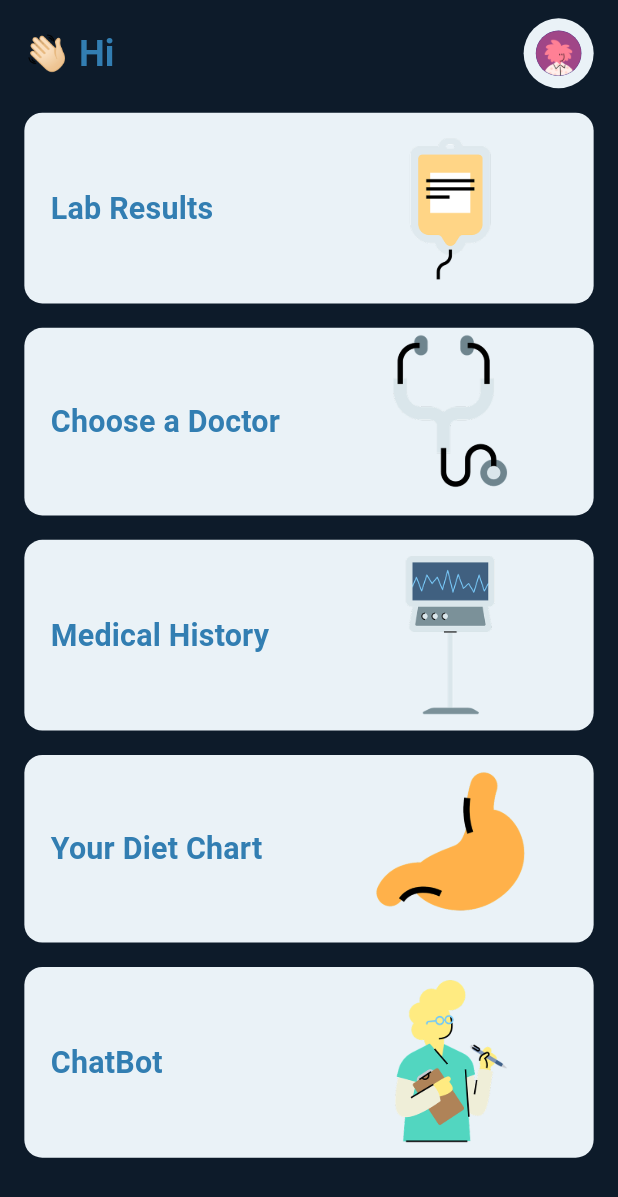
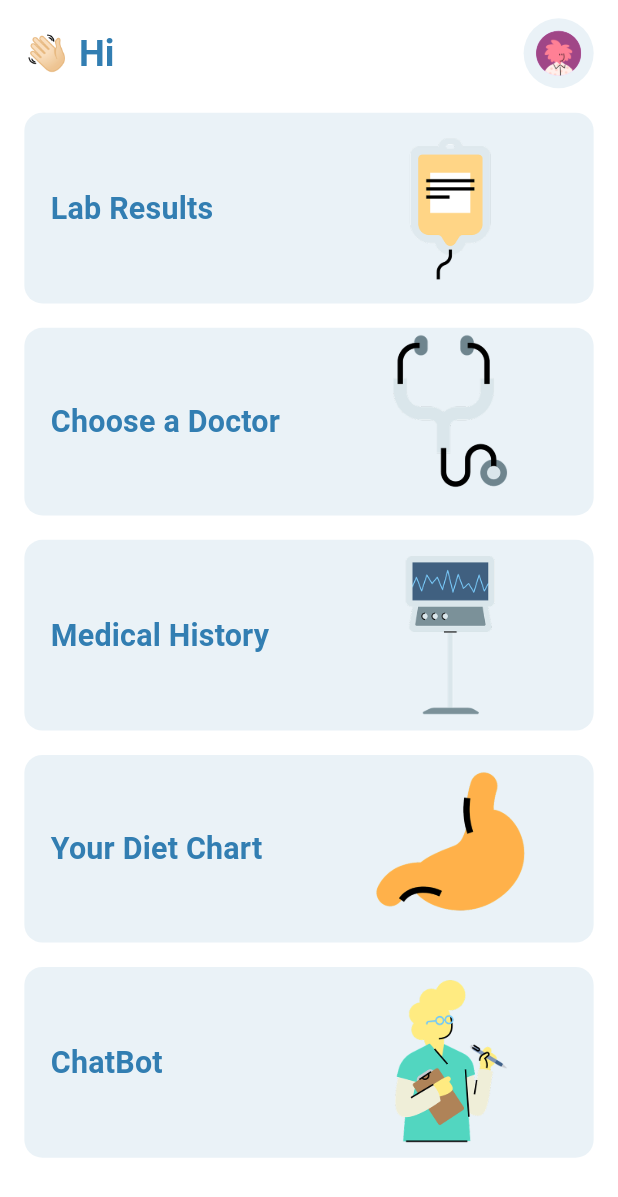
Before and after one commit to Osama-El-Dawli/Healora-app, a Flutter app: the HomeScreen screen opened directly with empty values, on a phone screen of 412 x 824 dp. Shown: the top 1197 px of the screen. Run offline on Flutter 3.47's test engine with Material 3 defaults, Android fonts, the phone set to English and light mode, and no system bars; our stand-ins replace bloc, cloud_firestore, dio, dots_indicator, easy_localization, firebase_auth and 10 more; accounts and stored records are empty.

Commit message:
feat: Update theme configurations and improve profile avatar implementation

```diff
--- a/lib/core/theme/app_theme.dart
+++ b/lib/core/theme/app_theme.dart
@@ -184,7 +184,9 @@ class AppTheme {
     ),
 
     switchTheme: SwitchThemeData(
-      trackColor: WidgetStateProperty.all(AppColors.darkHint.withOpacity(0.4)),
+      trackColor: WidgetStateProperty.all(
+        AppColors.darkHint.withValues(alpha: 0.4),
+      ),
       thumbColor: WidgetStateProperty.all(AppColors.primary),
       trackOutlineColor: WidgetStateProperty.all(AppColors.primary),
     ),
@@ -202,7 +204,7 @@ class AppTheme {
 
     textSelectionTheme: TextSelectionThemeData(
       cursorColor: AppColors.primary,
-      selectionColor: AppColors.primary.withOpacity(0.3),
+      selectionColor: AppColors.primary.withValues(alpha: 0.3),
       selectionHandleColor: AppColors.primary,
     ),
 
--- a/lib/features/home/presentation/widgets/home_screen_body.dart
+++ b/lib/features/home/presentation/widgets/home_screen_body.dart
@@ -3,6 +3,8 @@ import 'package:flutter/material.dart';
 import 'package:flutter_screenutil/flutter_screenutil.dart';
 import 'package:healora/core/routes/routes.dart';
 import 'package:healora/core/theme/app_colors.dart';
+import 'package:healora/core/utils/app_assets.dart';
+import 'package:healora/core/widgets/custom_profile_avatar.dart';
 import 'package:healora/features/auth/register/data/models/user_model.dart';
 import 'package:healora/features/home/presentation/widgets/home_screen_list_view.dart';
 
@@ -29,19 +31,13 @@ class HomeScreenBody extends StatelessWidget {
                   ),
                 ),
                 InkWell(
+                  borderRadius: BorderRadius.circular(23.r),
                   onTap: () => Navigator.pushNamed(
                     context,
                     AppRoutes.settingsScreen,
                     arguments: user,
                   ),
-                  child: CircleAvatar(
-                    radius: 23.r,
-                    backgroundColor: AppColors.lightGray,
-                    child: CircleAvatar(
-                      radius: 15.r,
-                      backgroundImage: AssetImage('assets/images/avatar.png'),
-                    ),
-                  ),
+                  child: CustomProfileAvatar(imageUrl: Assets.imagesAvatar),
                 ),
               ],
             ),
--- a/lib/main.dart
+++ b/lib/main.dart
@@ -64,7 +64,7 @@ class Healora extends StatelessWidget {
 
         theme: AppTheme.lightMode,
         darkTheme: AppTheme.darkMode,
-        themeMode: ThemeMode.dark,
+        themeMode: ThemeMode.light,
         initialRoute: isOnboardingVisited
             ? (user != null
                   ? (user.role == 'doctor'
```
